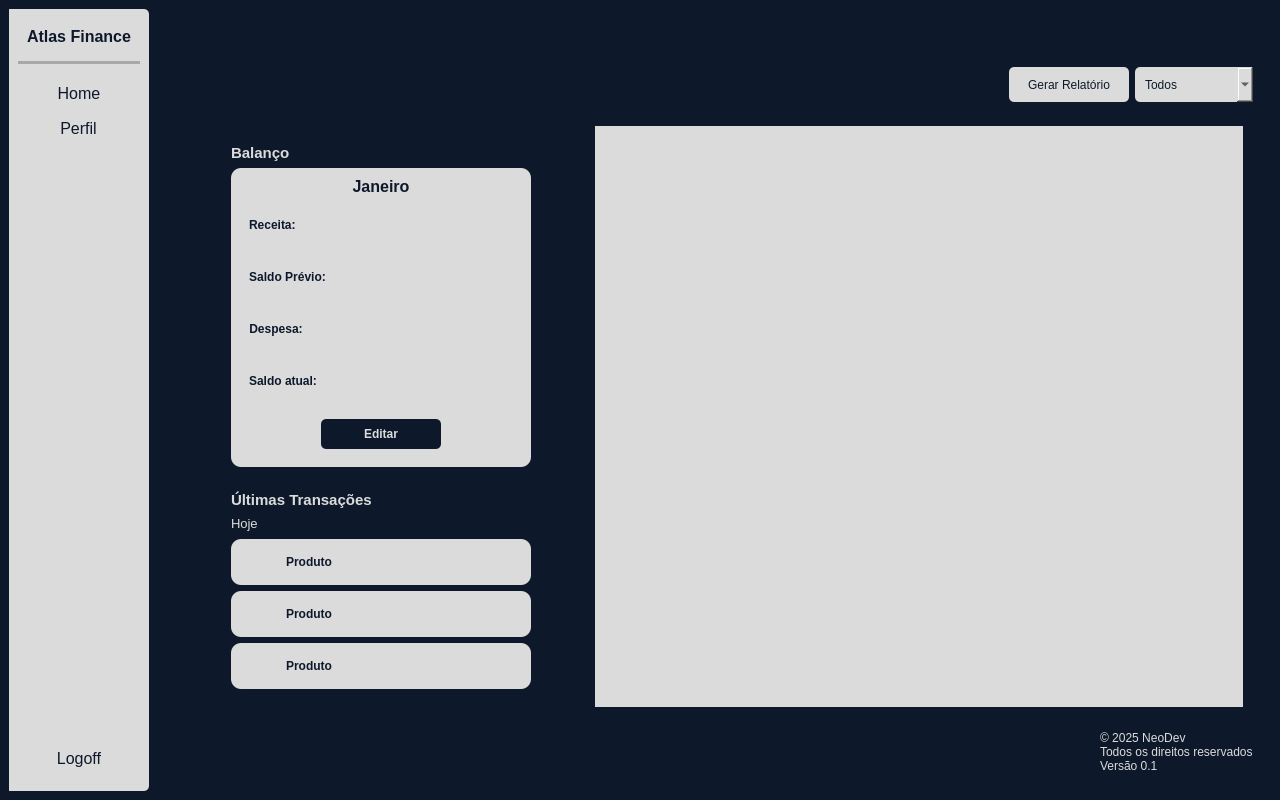
kawlu/Atlas-Finance, file ui/HomeWindow.ui: the form before one commit.
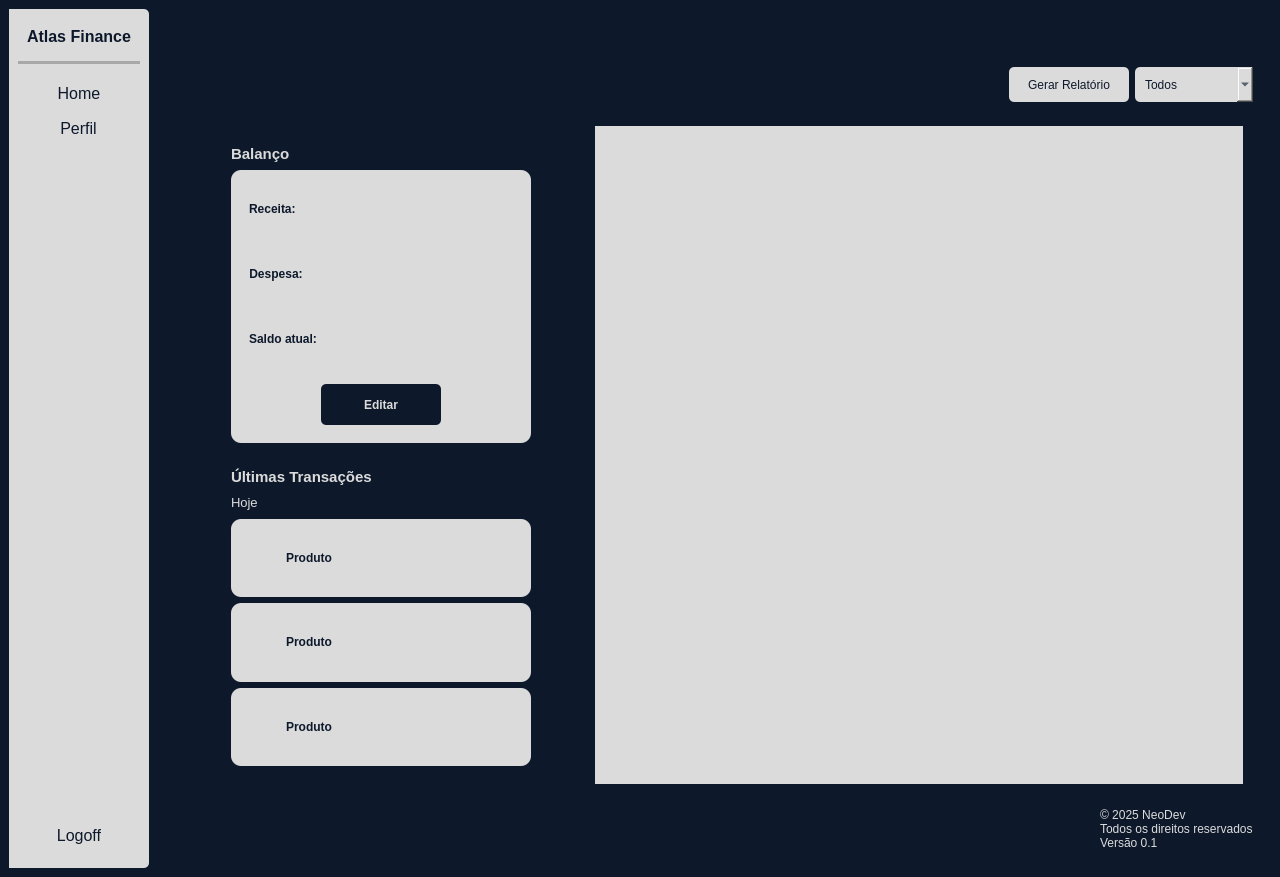
The form after the commit. Icons and pictures are not drawn.

Commit message: Adicionando funcionalidade para Balanço e Transação à tela do home_window.py

Patch:
```diff
--- a/ui/HomeWindow.ui
+++ b/ui/HomeWindow.ui
@@ -7,7 +7,7 @@
     <x>0</x>
     <y>0</y>
     <width>1280</width>
-    <height>800</height>
+    <height>877</height>
    </rect>
   </property>
   <property name="mouseTracking">
@@ -456,13 +456,6 @@
                    <enum>QFrame::Raised</enum>
                   </property>
                   <layout class="QVBoxLayout" name="verticalLayout_7">
-                   <item>
-                    <widget class="QLabel" name="lbl_mes">
-                     <property name="text">
-                      <string>&lt;html&gt;&lt;head/&gt;&lt;body&gt;&lt;p align=&quot;center&quot;&gt;&lt;span style=&quot; font-size:12pt; font-weight:600;&quot;&gt;Janeiro&lt;/span&gt;&lt;/p&gt;&lt;/body&gt;&lt;/html&gt;</string>
-                     </property>
-                    </widget>
-                   </item>
                    <item>
                     <widget class="QFrame" name="frame_receita">
                      <property name="frameShape">
@@ -495,35 +488,6 @@
                      </layout>
                     </widget>
                    </item>
-                   <item>
-                    <widget class="QFrame" name="frame_saldo_previo">
-                     <property name="styleSheet">
-                      <string notr="true">color: rgb(13, 25, 43);</string>
-                     </property>
-                     <property name="frameShape">
-                      <enum>QFrame::NoFrame</enum>
-                     </property>
-                     <property name="frameShadow">
-                      <enum>QFrame::Raised</enum>
-                     </property>
-                     <layout class="QHBoxLayout" name="horizontalLayout_10">
-                      <item alignment="Qt::AlignLeft">
-                       <widget class="QLabel" name="lbl_saldo_previo">
-                        <property name="text">
-                         <string>&lt;html&gt;&lt;head/&gt;&lt;body&gt;&lt;p align=&quot;center&quot;&gt;Saldo Prévio:&lt;/p&gt;&lt;/body&gt;&lt;/html&gt;</string>
-                        </property>
-                       </widget>
-                      </item>
-                      <item>
-                       <widget class="QLabel" name="lbl_saldo_previo_value">
-                        <property name="text">
-                         <string>&lt;html&gt;&lt;head/&gt;&lt;body&gt;&lt;p align=&quot;center&quot;&gt;&lt;br/&gt;&lt;/p&gt;&lt;/body&gt;&lt;/html&gt;</string>
-                        </property>
-                       </widget>
-                      </item>
-                     </layout>
-                    </widget>
-                   </item>
                    <item>
                     <widget class="QFrame" name="frame_despesa">
                      <property name="frameShape">
```
The commit also changes 1 other file.
